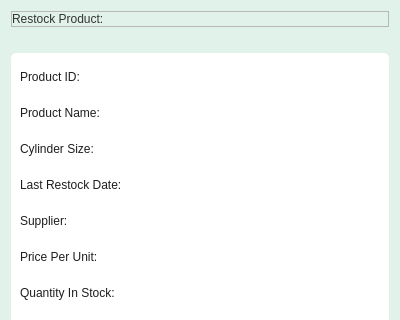
First picture: the form in app/src/ui/final_ui/restock_product.ui, repository Kazu0210/Inventory-System, before the edit; both pictures show x 0 to 400 and y 0 to 320 of the 400 by 471 pixel window.
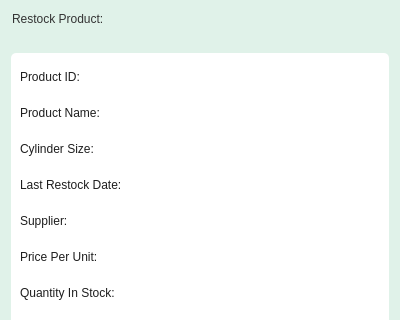
Second picture: the form after the edit.

```diff
--- a/app/src/ui/final_ui/restock_product.ui
+++ b/app/src/ui/final_ui/restock_product.ui
@@ -68,6 +68,9 @@
   <layout class="QVBoxLayout" name="verticalLayout">
    <item alignment="Qt::AlignTop">
     <widget class="QFrame" name="frame_2">
+     <property name="styleSheet">
+      <string notr="true">background-color: transparent;</string>
+     </property>
      <property name="frameShape">
       <enum>QFrame::StyledPanel</enum>
      </property>
```
